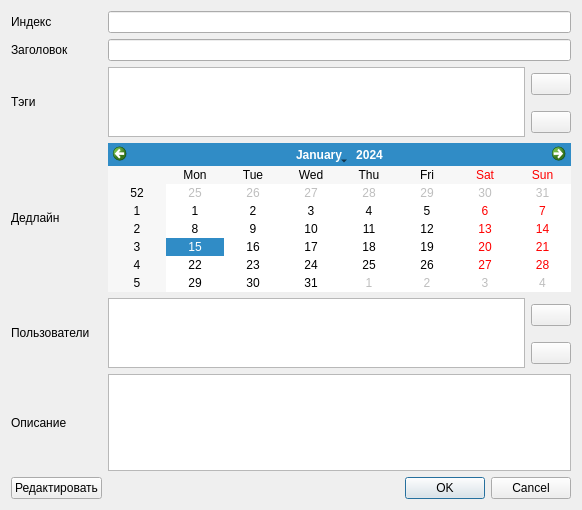
Qt form app/LightTaskManager/gui/showdialog.ui (ApplicationsForge/TaskManagerGUI) before a commit.
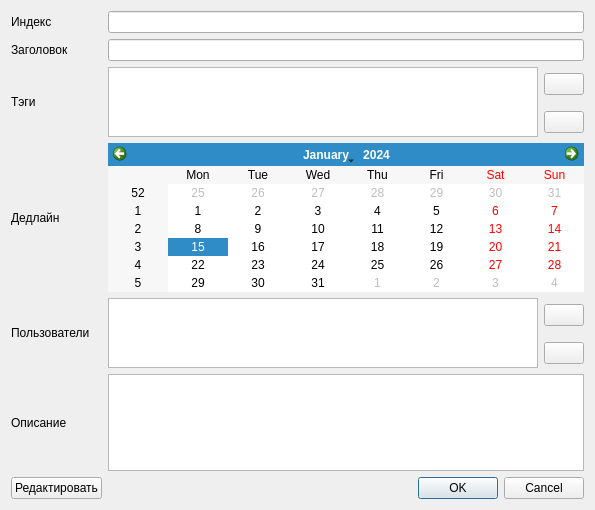
The same form after that commit. Icons and pictures are not drawn.

Commit message: Теперь везде описание description

What changed in the file:
```diff
--- a/app/LightTaskManager/gui/showdialog.ui
+++ b/app/LightTaskManager/gui/showdialog.ui
@@ -6,7 +6,7 @@
    <rect>
     <x>0</x>
     <y>0</y>
-    <width>582</width>
+    <width>595</width>
     <height>510</height>
    </rect>
   </property>
```
Left out of the diff: 4 changed lines with no effect on the pictures. The commit also changes 2 other files.
